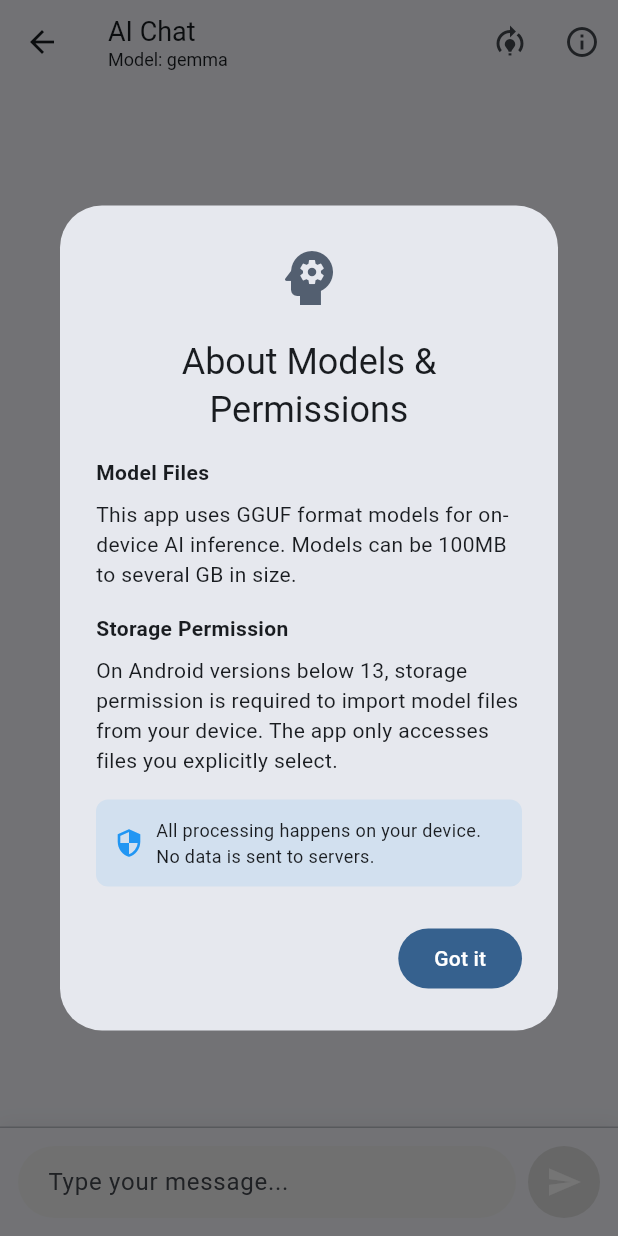
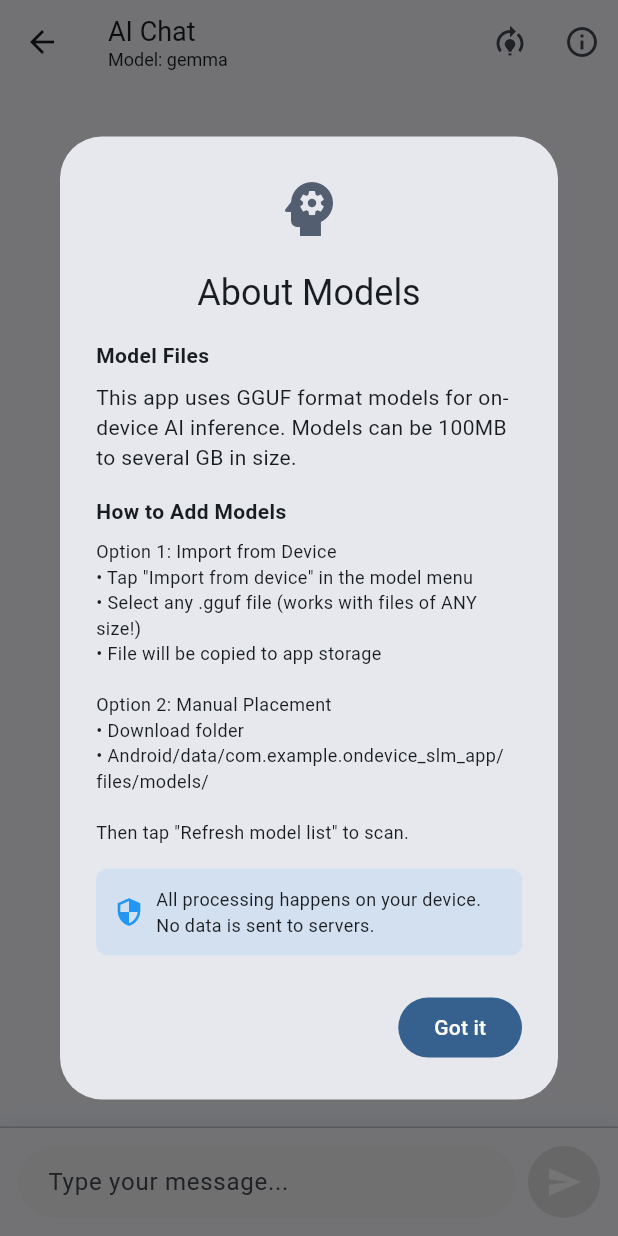
Before and after one commit to rebel47/ondevice-inferencing-flutter, a Flutter app: the ChatScreen screen opened by its route, after a tap on the "info outline" icon, on a phone screen of 412 x 824 dp. Run offline on Flutter 3.47's test engine with Material 3 defaults, Android fonts, the phone set to English and light mode, and no system bars; our stand-ins replace file_picker, shared_preferences; missing offline and left inert: llama_cpp_dart; accounts and stored records are empty.

Commit message:
fixing large file crash issue

```diff
--- /dev/null
+++ b/flutter_command.txt
@@ -0,0 +1 @@
+r
--- a/lib/screens/chat_screen.dart
+++ b/lib/screens/chat_screen.dart
@@ -2,10 +2,10 @@ import 'package:flutter/material.dart';
 import '../models/chat_message.dart';
 import '../services/inference_service.dart';
 // Note: LlamaService is injected by main.dart; no direct import required here.
-import 'package:file_selector/file_selector.dart';
 import 'package:shared_preferences/shared_preferences.dart';
 import 'package:path/path.dart' as p;
 import 'package:path_provider/path_provider.dart';
+import 'package:file_picker/file_picker.dart';
 import 'dart:io';
 import '../widgets/chat_bubble.dart';
 
@@ -42,68 +42,185 @@ class _ChatScreenState extends State<ChatScreen> {
   }
 
   Future<void> _scanLocalModels() async {
-    // Ask service for local models first (plugin may manage models outside app dir)
-    final fromService = await widget.inferenceService.listLocalModels();
+    final Set<String> foundModels = {};
 
+    // 1. Scan app's internal documents directory
+    try {
       final doc = await getApplicationDocumentsDirectory();
       final modelsDir = Directory(p.join(doc.path, 'models'));
-    if (!await modelsDir.exists()) await modelsDir.create(recursive: true);
+      if (await modelsDir.exists()) {
+        final files = modelsDir.listSync().whereType<File>().where((f) => f.path.endsWith('.gguf')).toList();
+        for (final f in files) {
+          foundModels.add(p.basenameWithoutExtension(f.path));
+        }
+      }
+    } catch (e) {
+      print('Error scanning documents directory: $e');
+    }
 
-    final files = modelsDir.listSync().whereType<File>().where((f) => f.path.endsWith('.gguf')).toList();
+    // 2. Scan app's external storage directory (Android/data/...)
+    try {
+      final externalDir = await getApplicationDocumentsDirectory();
+      // On Android, getExternalStorageDirectory() gives us Android/data/package/files
+      final externalModelsDir = Directory(p.join(externalDir.path, 'models'));
+      if (await externalModelsDir.exists()) {
+        final files = externalModelsDir.listSync().whereType<File>().where((f) => f.path.endsWith('.gguf')).toList();
+        for (final f in files) {
+          foundModels.add(p.basenameWithoutExtension(f.path));
+        }
+      }
+    } catch (e) {
+      print('Error scanning external directory: $e');
+    }
+
+    // 3. Scan common Download locations
+    try {
+      // Try /storage/emulated/0/Download
+      final downloadDir = Directory('/storage/emulated/0/Download');
+      if (await downloadDir.exists()) {
+        final files = downloadDir.listSync().whereType<File>().where((f) => f.path.endsWith('.gguf')).toList();
+        for (final f in files) {
+          foundModels.add(p.basenameWithoutExtension(f.path));
+        }
+      }
+    } catch (e) {
+      print('Error scanning Download directory: $e');
+    }
+
+    // 4. Ask service for any models it knows about
+    try {
+      final fromService = await widget.inferenceService.listLocalModels();
+      foundModels.addAll(fromService);
+    } catch (e) {
+      print('Error getting models from service: $e');
+    }
+
     setState(() {
-      _availableModels = [for (final f in files) p.basenameWithoutExtension(f.path)];
-      // Add service-discovered models
-      for (final m in fromService) {
-        if (!_availableModels.contains(m)) _availableModels.add(m);
-      }
-      // keep the currently selected model if present
-      if (!_availableModels.contains(_model)) {
-        _model = _availableModels.isNotEmpty ? _availableModels.first : _model;
+      _availableModels = foundModels.toList()..sort();
+      // Keep the currently selected model if present
+      if (!_availableModels.contains(_model) && _availableModels.isNotEmpty) {
+        _model = _availableModels.first;
       }
     });
   }
 
-  Future<void> _pickModelFromDevice() async {
-    // Note: On Android, file_selector uses Storage Access Framework (SAF)
-    // which doesn't require runtime permissions. The system file picker
-    // handles all permission checks automatically.
+  /// Memory-safe file import using file_picker.
+  /// This only gets the file PATH, not the file contents, so it works with files of ANY size.
+  Future<void> _importModelFromDevice() async {
+    try {
+      print('Opening file picker...');
 
-    try {
-      // Show file picker directly - no permission dialogs needed
-      final XTypeGroup ggufGroup = const XTypeGroup(
-        label: 'GGUF Model Files',
-        extensions: ['gguf'],
-      );
-      final XFile? xfile = await openFile(
-        acceptedTypeGroups: <XTypeGroup>[ggufGroup],
+      // CRITICAL: withData: false means we only get the path, NOT the bytes.
+      // This is why it won't crash with large files.
+      // Using FileType.any because .gguf is not a recognized MIME type on Android
+      FilePickerResult? result = await FilePicker.platform.pickFiles(
+        type: FileType.any, // Allow any file type
+        withData: false, // KEY: Do not load file into memory!
       );
 
-      if (xfile == null) return; // User cancelled
+      if (result == null || result.files.single.path == null) {
+        print('File selection canceled');
+        return; // User cancelled
+      }
 
-      // Get file size directly from XFile to avoid loading into memory
-      final size = await xfile.length();
-      final fileName = xfile.name;
+      // Get file info
+      final String sourcePath = result.files.single.path!;
+      final String fileName = result.files.single.name;
+      final int fileSize = result.files.single.size;
 
-      // Check size is reasonable (not zero)
-      if (size == 0) {
-        _showErrorDialog('Invalid file', 'The selected file appears to be empty.');
-        return;
-      }
-      // Check size is reasonable (not zero)
-      if (size == 0) {
-        _showErrorDialog('Invalid file', 'The selected file appears to be empty.');
+      // Validate it's a .gguf file
+      if (!fileName.toLowerCase().endsWith('.gguf')) {
+        print('Invalid file type: $fileName');
+        showDialog(
+          context: context,
+          builder: (_) => AlertDialog(
+            icon: const Icon(Icons.error_outline, size: 48, color: Colors.orange),
+            title: const Text('Invalid File Type'),
+            content: Text(
+              'Please select a .gguf model file.\n\n'
+              'Selected: $fileName',
+            ),
+            actions: [
+              FilledButton(
+                onPressed: () => Navigator.pop(context),
+                child: const Text('OK'),
+              ),
+            ],
+          ),
+        );
         return;
       }
 
-      // Warn if large
-      const warnSize = 500 * 1024 * 1024; // 500MB
+      // SUCCESS: Valid .gguf file selected, and we only have the path (not file bytes in memory)
 
-      if (size >= warnSize) {
-        final confirmed = await _showLargeFileDialog(size);
-        if (!confirmed) return;
+      print('File selected: $fileName ($fileSize bytes)');
+      print('Path: $sourcePath');
+
+      // Show loading dialog
+      if (!mounted) return;
+      showDialog(
+        context: context,
+        barrierDismissible: false,
+        builder: (_) => Center(
+          child: Card(
+            child: Padding(
+              padding: const EdgeInsets.all(24.0),
+              child: Column(
+                mainAxisSize: MainAxisSize.min,
+                children: [
+                  const CircularProgressIndicator(),
+                  const SizedBox(height: 16),
+                  Text('Copying $fileName...'),
+                  const SizedBox(height: 8),
+                  Text(
+                    'Size: ${(fileSize / (1024 * 1024)).toStringAsFixed(1)} MB',
+                    style: const TextStyle(fontSize: 12, color: Colors.grey),
+                  ),
+                ],
+              ),
+            ),
+          ),
+        ),
+      );
+
+      try {
+        // Get destination directory
+        final doc = await getApplicationDocumentsDirectory();
+        final modelsDir = Directory(p.join(doc.path, 'models'));
+        if (!await modelsDir.exists()) {
+          await modelsDir.create(recursive: true);
         }
 
-      // Show loading dialog while copying
+        final destPath = p.join(modelsDir.path, fileName);
+        final destFile = File(destPath);
+
+        // Check if file already exists
+        if (await destFile.exists()) {
+          if (!mounted) return;
+          Navigator.of(context).pop(); // Close loading dialog
+
+          final overwrite = await showDialog<bool>(
+            context: context,
+            builder: (_) => AlertDialog(
+              icon: const Icon(Icons.warning_amber_rounded, size: 48, color: Colors.orange),
+              title: const Text('File Already Exists'),
+              content: Text('A model named "$fileName" already exists. Overwrite?'),
+              actions: [
+                TextButton(
+                  onPressed: () => Navigator.pop(context, false),
+                  child: const Text('Cancel'),
+                ),
+                FilledButton(
+                  onPressed: () => Navigator.pop(context, true),
+                  child: const Text('Overwrite'),
+                ),
+              ],
+            ),
+          );
+
+          if (overwrite != true) return;
+
+          // Show loading dialog again
           if (!mounted) return;
           showDialog(
             context: context,
@@ -117,37 +234,31 @@ class _ChatScreenState extends State<ChatScreen> {
                     children: [
                       CircularProgressIndicator(),
                       SizedBox(height: 16),
-                  Text('Copying model file...\nThis may take a while for large files.'),
+                      Text('Copying file...'),
                     ],
                   ),
                 ),
               ),
             ),
           );
+        }
+
+        // MEMORY-SAFE COPY: Stream the file in chunks
+        // This works for ANY file size without loading it all into memory
+        final sourceFile = File(sourcePath);
+        final inputStream = sourceFile.openRead();
+        final outputSink = destFile.openWrite();
 
         try {
-        // Copy to app's documents directory using streaming to avoid OOM
-        final doc = await getApplicationDocumentsDirectory();
-        final modelsDir = Directory(p.join(doc.path, 'models'));
-        if (!await modelsDir.exists()) await modelsDir.create(recursive: true);
+          await for (final chunk in inputStream) {
+            outputSink.add(chunk);
+          }
+          await outputSink.flush();
+        } finally {
+          await outputSink.close();
+        }
 
-        final dest = File(p.join(modelsDir.path, fileName));
-
-        // Only copy if doesn't exist to avoid duplicates
-        if (!await dest.exists()) {
-          // Use openRead to stream the file in chunks to avoid OOM
-          final stream = xfile.openRead();
-          final sink = dest.openWrite();
-
-          try {
-            await for (final chunk in stream) {
-              sink.add(chunk);
-            }
-            await sink.flush();
-          } finally {
-            await sink.close();
-          }
-        }
+        print('File copied successfully to: $destPath');
 
         // Update model selection
         setState(() => _model = p.basenameWithoutExtension(fileName));
@@ -170,7 +281,7 @@ class _ChatScreenState extends State<ChatScreen> {
                 const Icon(Icons.check_circle, color: Colors.white),
                 const SizedBox(width: 12),
                 Expanded(
-                  child: Text('Model "$fileName" loaded successfully'),
+                  child: Text('Model "$fileName" imported successfully!'),
                 ),
               ],
             ),
@@ -179,46 +290,16 @@ class _ChatScreenState extends State<ChatScreen> {
           ),
         );
       } catch (e) {
+        print('Error copying file: $e');
         if (!mounted) return;
         Navigator.of(context).pop(); // Close loading dialog
-        _showErrorDialog('Copy failed', 'Failed to copy model file: $e\n\nTry using a smaller model file (< 2GB).');
-      }
-    } catch (e) {
-      _showErrorDialog('Error', 'Failed to select file: $e');
-    }
-  }
 
-  Future<bool> _showLargeFileDialog(int size) async {
-    return await showDialog<bool>(
-      context: context,
-      builder: (_) => AlertDialog(
-        icon: const Icon(Icons.warning_amber_rounded, size: 48, color: Colors.orange),
-        title: const Text('Large Model File'),
-        content: Text(
-          'The selected model is ${(size / (1024 * 1024)).toStringAsFixed(1)} MB.\n\n'
-          'This may take time to copy and can use significant memory. Continue?',
-        ),
-        actions: [
-          TextButton(
-            onPressed: () => Navigator.pop(context, false),
-            child: const Text('Cancel'),
-          ),
-          FilledButton(
-            onPressed: () => Navigator.pop(context, true),
-            child: const Text('Continue'),
-          ),
-        ],
-      ),
-    ) ?? false;
-  }
-
-  void _showErrorDialog(String title, String message) {
         showDialog(
           context: context,
           builder: (_) => AlertDialog(
             icon: const Icon(Icons.error_outline, size: 48, color: Colors.red),
-        title: Text(title),
-        content: Text(message),
+            title: const Text('Import Failed'),
+            content: Text('Failed to copy model file: $e'),
             actions: [
               FilledButton(
                 onPressed: () => Navigator.pop(context),
@@ -227,6 +308,24 @@ class _ChatScreenState extends State<ChatScreen> {
             ],
           ),
         );
+      }
+    } catch (e) {
+      print('Error selecting file: $e');
+      showDialog(
+        context: context,
+        builder: (_) => AlertDialog(
+          icon: const Icon(Icons.error_outline, size: 48, color: Colors.red),
+          title: const Text('Selection Failed'),
+          content: Text('Failed to open file picker: $e'),
+          actions: [
+            FilledButton(
+              onPressed: () => Navigator.pop(context),
+              child: const Text('OK'),
+            ),
+          ],
+        ),
+      );
+    }
   }
 
   void _send() async {
@@ -315,7 +414,7 @@ class _ChatScreenState extends State<ChatScreen> {
                 )),
               const PopupMenuDivider(),
               const PopupMenuItem(
-                value: '__pick__',
+                value: '__import__',
                 child: Row(
                   children: [
                     Icon(Icons.upload_file, size: 18),
@@ -324,10 +423,29 @@ class _ChatScreenState extends State<ChatScreen> {
                   ],
                 ),
               ),
+              const PopupMenuItem(
+                value: '__refresh__',
+                child: Row(
+                  children: [
+                    Icon(Icons.refresh, size: 18),
+                    SizedBox(width: 8),
+                    Text('Refresh model list', style: TextStyle(fontWeight: FontWeight.w600)),
+                  ],
+                ),
+              ),
             ],
             onSelected: (v) async {
-              if (v == '__pick__') {
-                await _pickModelFromDevice();
+              if (v == '__import__') {
+                await _importModelFromDevice();
+              } else if (v == '__refresh__') {
+                await _scanLocalModels();
+                if (!mounted) return;
+                ScaffoldMessenger.of(context).showSnackBar(
+                  SnackBar(
+                    content: Text('Found ${_availableModels.length} model(s)'),
+                    duration: const Duration(seconds: 2),
+                  ),
+                );
               } else {
                 setState(() => _model = v);
                 final prefs = await SharedPreferences.getInstance();
@@ -349,7 +467,7 @@ class _ChatScreenState extends State<ChatScreen> {
               context: context,
               builder: (_) => AlertDialog(
                 icon: const Icon(Icons.psychology, size: 48),
-                title: const Text('About Models & Permissions'),
+                title: const Text('About Models'),
                 content: SingleChildScrollView(
                   child: Column(
                     mainAxisSize: MainAxisSize.min,
@@ -366,13 +484,20 @@ class _ChatScreenState extends State<ChatScreen> {
                       ),
                       const SizedBox(height: 16),
                       const Text(
-                        'Storage Permission',
+                        'How to Add Models',
                         style: TextStyle(fontWeight: FontWeight.bold),
                       ),
                       const SizedBox(height: 8),
                       const Text(
-                        'On Android versions below 13, storage permission is required to '
-                        'import model files from your device. The app only accesses files you explicitly select.',
+                        'Option 1: Import from Device\n'
+                        '• Tap "Import from device" in the model menu\n'
+                        '• Select any .gguf file (works with files of ANY size!)\n'
+                        '• File will be copied to app storage\n\n'
+                        'Option 2: Manual Placement\n'
+                        '• Download folder\n'
+                        '• Android/data/com.example.ondevice_slm_app/files/models/\n\n'
+                        'Then tap "Refresh model list" to scan.',
+                        style: TextStyle(fontSize: 12),
                       ),
                       const SizedBox(height: 16),
                       Container(
--- a/pubspec.yaml
+++ b/pubspec.yaml
@@ -14,9 +14,8 @@ dependencies:
   http: ^1.1.0
   path_provider: ^2.0.15
   llama_cpp_dart: ^0.1.2+1
-  file_selector: ^1.0.4
+  file_picker: ^8.0.0
   shared_preferences: ^2.1.1
-  permission_handler: ^12.0.1
 
 dev_dependencies:
   flutter_test:
```
Also changed, not shown: 2 other files. Lines whose indentation alone changed are shown as unchanged.
